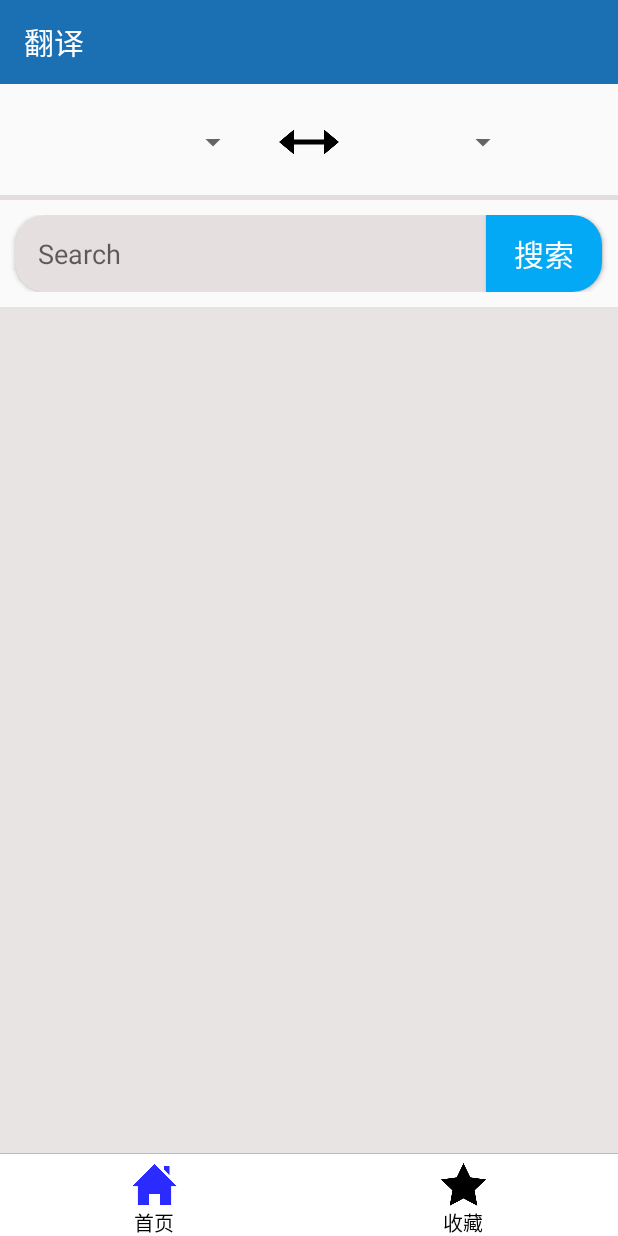
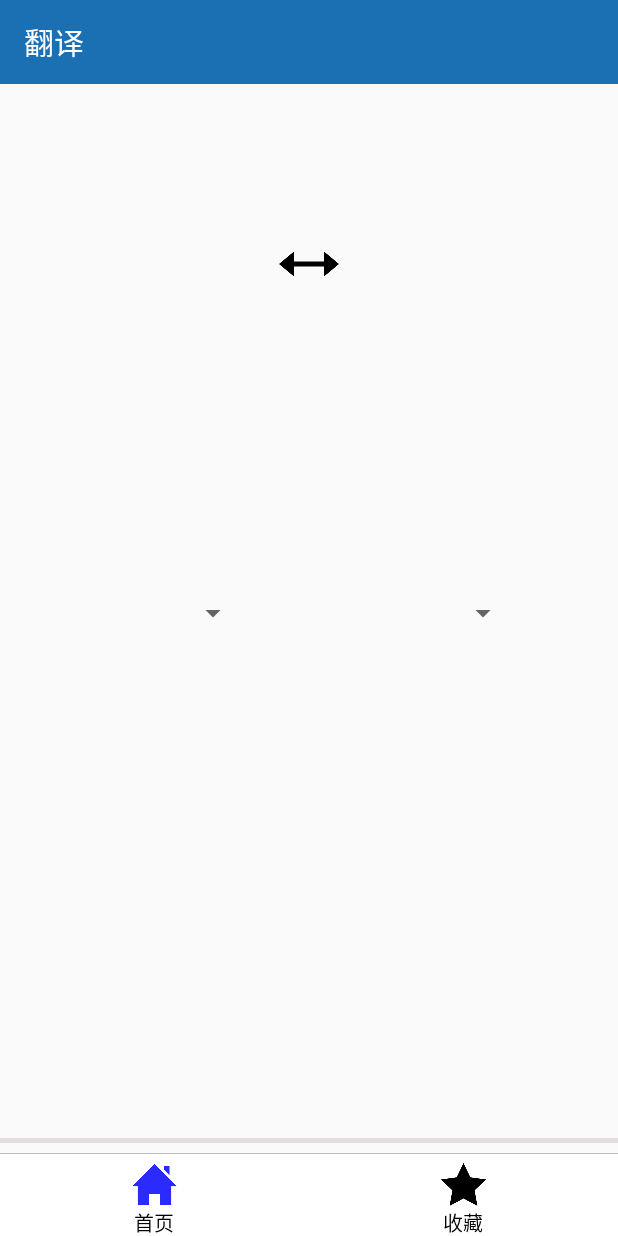
Before and after one commit to Magren0321/starTranslation, an Android app: the screen it shows after launch (MainActivity), on a phone screen of 412 x 824 dp. Run offline under Robolectric (Android 15) with nearby library versions, the phone set to English and light mode, and no system bars; our stand-ins replace ButterKnife, Room's generated code, RxJava; libraries missing offline, so code that uses them is left out: org.angmarch.views; plain views replace NiceSpinner; 4 statements that could not run were skipped.

Commit message:
修复界面bug

```diff
--- a/app/src/main/java/com/example/translate/Base/BaseActivity.java
+++ b/app/src/main/java/com/example/translate/Base/BaseActivity.java
@@ -24,7 +24,7 @@ public abstract class BaseActivity<P extends BasePresenter> extends AppCompatAct
 
     @Nullable
     @BindView(R.id.mtoolbar)
-    Toolbar mtoolbar;
+    public Toolbar mtoolbar;
 
     Unbinder bind;
 
--- a/app/src/main/java/com/example/translate/Translate/translateContract.java
+++ b/app/src/main/java/com/example/translate/Translate/translateContract.java
@@ -2,12 +2,17 @@ package com.example.translate.Translate;
 
 import com.example.translate.Base.BasePresenter;
 import com.example.translate.Base.BaseView;
+import com.example.translate.Base.TranslationBean;
+
+import java.util.List;
 
 public interface translateContract {
 
     interface View extends BaseView<Presenter> {
+        void showResult(List<TranslationBean> list);
     }
 
     interface Presenter extends BasePresenter {
+        void netConnection(String q,String from,String to,String salt,String sign,String curtime);
     }
 }
--- a/app/src/main/java/com/example/translate/homepage/MainActivity.java
+++ b/app/src/main/java/com/example/translate/homepage/MainActivity.java
@@ -18,6 +18,7 @@ import com.example.translate.R;
 import com.example.translate.Translate.translateFragment;
 
 import com.example.translate.adapter.F_Adapter;
+import com.example.translate.room.wordDatabase;
 import com.example.translate.star.starFragment;
 
 import java.util.ArrayList;
@@ -45,7 +46,10 @@ public class MainActivity extends BaseActivity<hompage_contract.Presenter> imple
 
     F_Adapter madapter;
 
+    List<Fragment> list = new ArrayList<>();
 
+    translateFragment translateFragment = new translateFragment();
+    starFragment starFragment = new starFragment();
 
     @Override
     protected hompage_contract.Presenter createPresenter() {
@@ -65,13 +69,11 @@ public class MainActivity extends BaseActivity<hompage_contract.Presenter> imple
     @Override
     protected void initView() {
 
-        List<Fragment> list = new ArrayList<>();
-        list.add(new translateFragment());
-        list.add(new starFragment());
+        list.add(translateFragment);
+        list.add( starFragment);
         madapter = new F_Adapter(getSupportFragmentManager(),list);
         mViewPager.setAdapter(madapter);
         setToolbarTitle("翻译");
-
     }
 
     @Override
@@ -98,14 +100,15 @@ public class MainActivity extends BaseActivity<hompage_contract.Presenter> imple
                        tv_1.setTextColor(R.color.colorClick);
                        img_2.setBackgroundResource(R.drawable.star);
                        tv_2.setTextColor(R.color.black_semi_transparent);
-                       setToolbarTitle("翻译");
+                       mtoolbar.setTitle("翻译");
                        break;
                    case 1:
                        img_2.setBackgroundResource(R.drawable.star_click);
                        tv_2.setTextColor(R.color.colorClick);
                        img_1.setBackgroundResource(R.drawable.home);
                        tv_1.setTextColor(R.color.black_semi_transparent);
-                       setToolbarTitle("收藏");
+                       mtoolbar.setTitle("收藏");
+                       starFragment.showRefresh(wordDatabase.getDefault(getApplicationContext()).getWordDao().getAll());
                        break;
                }
            }
@@ -127,7 +130,7 @@ public class MainActivity extends BaseActivity<hompage_contract.Presenter> imple
                 tv_1.setTextColor(R.color.colorClick);
                 img_2.setBackgroundResource(R.drawable.star);
                 tv_2.setTextColor(R.color.black_semi_transparent);
-                setToolbarTitle("翻译");
+                mtoolbar.setTitle("翻译");
                 break;
             case R.id.ll_main_tab_2:
                 mViewPager.setCurrentItem(1);
@@ -135,7 +138,8 @@ public class MainActivity extends BaseActivity<hompage_contract.Presenter> imple
                 tv_2.setTextColor(R.color.colorClick);
                 img_1.setBackgroundResource(R.drawable.home);
                 tv_1.setTextColor(R.color.black_semi_transparent);
-                setToolbarTitle("收藏");
+                mtoolbar.setTitle("收藏");
+                starFragment.showRefresh(wordDatabase.getDefault(getApplicationContext()).getWordDao().getAll());
                 break;
         }
     }
--- a/app/src/main/java/com/example/translate/room/wordDatabase.java
+++ b/app/src/main/java/com/example/translate/room/wordDatabase.java
@@ -8,7 +8,7 @@ import androidx.room.RoomDatabase;
 
 
 
-@Database(entities = {wordBean.class}, version = 1, exportSchema = false)
+@Database(entities = {wordBean.class}, version = 2, exportSchema = false)
 
 public abstract class wordDatabase extends RoomDatabase {
 
@@ -19,6 +19,7 @@ public abstract class wordDatabase extends RoomDatabase {
     private static wordDatabase buildDatabase(Context context) {
         return Room.databaseBuilder(context.getApplicationContext(), wordDatabase.class, "StarWord.db")
                 .allowMainThreadQueries()
+                .fallbackToDestructiveMigration() //升级仓库的时候会重建，数据会清空
                 .build();
     }
 
--- a/app/src/main/java/com/example/translate/star/starContract.java
+++ b/app/src/main/java/com/example/translate/star/starContract.java
@@ -1,15 +1,22 @@
 package com.example.translate.star;
+
+import android.content.Context;
 
 import com.example.translate.Base.BasePresenter;
 import com.example.translate.Base.BaseView;
+import com.example.translate.room.wordBean;
+
+import java.util.List;
 
 public interface starContract {
 
 
     interface View extends BaseView<starContract.Presenter> {
+        void showRefresh(List<wordBean> list);
     }
 
     interface Presenter extends BasePresenter {
+
     }
 
 }
--- a/app/src/main/java/com/example/translate/star/starPresenter.java
+++ b/app/src/main/java/com/example/translate/star/starPresenter.java
@@ -1,6 +1,9 @@
 package com.example.translate.star;
 
+
+
 import com.example.translate.Base.BasePresenterImpl;
+
 
 
 public class starPresenter extends BasePresenterImpl implements starContract.Presenter {
@@ -11,4 +14,5 @@ public class starPresenter extends BasePresenterImpl implements starContract.Pre
         this.mView.setPresenter(this);
     }
 
+
 }
--- a/app/src/main/res/layout/item.xml
+++ b/app/src/main/res/layout/item.xml
@@ -129,6 +129,7 @@
 
 
                <Button
+                   android:visibility="gone"
                    android:layout_marginBottom="5dp"
                    android:layout_marginRight="5dp"
                    android:layout_alignParentRight="true"
--- a/app/src/main/res/layout/translation.xml
+++ b/app/src/main/res/layout/translation.xml
@@ -7,7 +7,7 @@
     <LinearLayout
         android:orientation="vertical"
         android:layout_width="match_parent"
-        android:layout_height="match_parent">
+        android:layout_height="wrap_content">
 
 
 
@@ -106,7 +106,7 @@
             android:background="#E9E4E4"
             android:id="@+id/lv"
             android:layout_width="match_parent"
-            android:layout_height="match_parent"/>
+            android:layout_height="wrap_content"/>
 
     </LinearLayout>
 
--- a/app/src/main/res/layout/viewpager_layout.xml
+++ b/app/src/main/res/layout/viewpager_layout.xml
@@ -8,21 +8,19 @@
         layout="@layout/view_toolbar"/>
 
 
-    <RelativeLayout
-        android:layout_width="match_parent"
-        android:layout_height="match_parent">
-
     <androidx.viewpager.widget.ViewPager
-
+        android:layout_weight="1"
         android:id="@+id/vp"
         android:layout_width="match_parent"
-        android:layout_height="match_parent"/>
+        android:layout_height="0dp"/>
+
+
 
 
         <include
             layout="@layout/main_tab"/>
 
-    </RelativeLayout>
+
 
 
 
--- a/app/src/main/res/values/colors.xml
+++ b/app/src/main/res/values/colors.xml
@@ -20,4 +20,6 @@
 
     <color name="colorClick">#3F51B5</color>
 
+    <color name="colorDialogBackground">#F8F5F5</color>
+
 </resources>
```
Also changed, not shown: app/src/main/java/com/example/translate/Base/TranslationBean.java (+3 -7 lines), app/src/main/java/com/example/translate/Translate/translateFragment.java (+8 -23 lines), app/src/main/java/com/example/translate/Translate/translatePresenter.java (+33 -0 lines), app/src/main/java/com/example/translate/adapter/starWordAdapter.java (+30 -5 lines), app/src/main/java/com/example/translate/adapter/wordAdapter.java (+25 -7 lines), app/src/main/java/com/example/translate/room/wordBean.java (+30 -0 lines), app/src/main/java/com/example/translate/star/starFragment.java (+10 -0 lines), app/src/main/res/values/styles.xml (+16 -0 lines).
